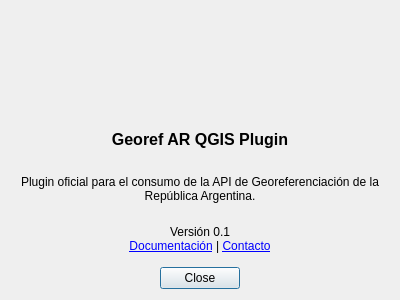
The window that ui/about_dialog.ui (datosgobar/georef-ar-qgis-plugin) describes before a commit, drawn with Qt 5.
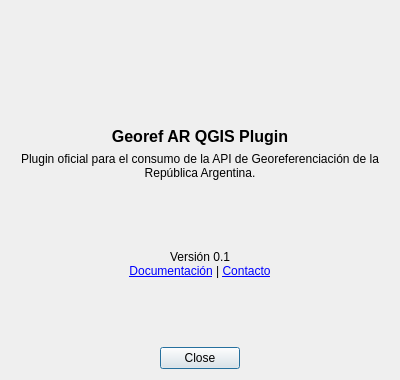
The same window after the commit. Icons and pictures are not drawn.

Commit message: Actualiza about

The edit to the form file:
```diff
--- a/ui/about_dialog.ui
+++ b/ui/about_dialog.ui
@@ -2,22 +2,71 @@
 <ui version="4.0">
  <class>AboutDialogBase</class>
  <widget class="QDialog" name="AboutDialogBase">
-  <property name="geometry"><rect><x>0</x><y>0</y><width>400</width><height>300</height></rect></property>
-  <property name="windowTitle"><string>Acerca de Georef AR</string></property>
+  <property name="geometry">
+   <rect>
+    <x>0</x>
+    <y>0</y>
+    <width>400</width>
+    <height>380</height>
+   </rect>
+  </property>
+  <property name="windowTitle">
+   <string>Acerca de Georef AR</string>
+  </property>
   <layout class="QVBoxLayout" name="verticalLayout">
-   <item align="center">
+   <item>
+    <spacer name="verticalSpacer_3">
+     <property name="orientation">
+      <enum>Qt::Vertical</enum>
+     </property>
+     <property name="sizeType">
+      <enum>QSizePolicy::Fixed</enum>
+     </property>
+     <property name="sizeHint" stdset="0">
+      <size>
+       <width>20</width>
+       <height>10</height>
+      </size>
+     </property>
+    </spacer>
+   </item>
+   <item>
     <widget class="QLabel" name="label_logo">
-     <property name="minimumSize"><size><width>100</width><height>100</height></size></property>
-     <property name="text"><string/></property>
-     <property name="pixmap"><pixmap resource="../resources.qrc">:/plugins/georef_ar_api/icon.png</pixmap></property>
-     <property name="scaledContents"><bool>true</bool></property>
+     <property name="minimumSize">
+      <size>
+       <width>100</width>
+       <height>100</height>
+      </size>
+     </property>
+     <property name="text">
+      <string/>
+     </property>
+     <property name="pixmap">
+      <pixmap resource="../resources.qrc">:/plugins/georef_ar_api/icon.png</pixmap>
+     </property>
+     <property name="scaledContents">
+      <bool>false</bool>
+     </property>
+     <property name="alignment">
+      <set>Qt::AlignCenter</set>
+     </property>
     </widget>
    </item>
    <item>
     <widget class="QLabel" name="label_title">
-     <property name="font"><font><pointsize>12</pointsize><weight>75</weight></font></property>
-     <property name="text"><string>Georef AR QGIS Plugin</string></property>
-     <property name="alignment"><set>Qt::AlignCenter</set></property>
+     <property name="font">
+      <font>
+       <pointsize>12</pointsize>
+       <weight>75</weight>
+       <bold>true</bold>
+      </font>
+     </property>
+     <property name="text">
+      <string>Georef AR QGIS Plugin</string>
+     </property>
+     <property name="alignment">
+      <set>Qt::AlignCenter</set>
+     </property>
     </widget>
    </item>
    <item>
@@ -27,12 +76,45 @@
      <property name="wordWrap"><bool>true</bool></property>
     </widget>
    </item>
+   <item>
+    <spacer name="verticalSpacer_2">
+     <property name="orientation">
+      <enum>Qt::Vertical</enum>
+     </property>
+     <property name="sizeHint" stdset="0">
+      <size>
+       <width>20</width>
+       <height>40</height>
+      </size>
+     </property>
+    </spacer>
+   </item>
    <item>
     <widget class="QLabel" name="label_links">
-     <property name="text"><string><![CDATA[<p align="center">Versión 0.1<br><a href="https://datosgobar.github.io/georef-ar-qgis-plugin/">Documentación</a> | <a href="mailto:datosargentina@sicyt.gob.ar">Contacto</a></p>]]></string></property>
-     <property name="openExternalLinks"><bool>true</bool></property>
+     <property name="text">
+      <string>&lt;p align=&quot;center&quot;&gt;Versión 0.1&lt;br&gt;&lt;a href=&quot;https://datosgobar.github.io/georef-ar-qgis-plugin/&quot;&gt;Documentación&lt;/a&gt; | &lt;a href=&quot;mailto:datosargentina@sicyt.gob.ar&quot;&gt;Contacto&lt;/a&gt;&lt;/p&gt;</string>
+     </property>
+     <property name="alignment">
+      <set>Qt::AlignCenter</set>
+     </property>
+     <property name="openExternalLinks">
+      <bool>true</bool>
+     </property>
     </widget>
    </item>
+   <item>
+    <spacer name="verticalSpacer">
+     <property name="orientation">
+      <enum>Qt::Vertical</enum>
+     </property>
+     <property name="sizeHint" stdset="0">
+      <size>
+       <width>20</width>
+       <height>40</height>
+      </size>
+     </property>
+    </spacer>
+   </item>
    <item>
     <widget class="QDialogButtonBox" name="buttonBox">
      <property name="standardButtons"><set>QDialogButtonBox::Close</set></property>
```
Left out of the diff: 38 changed lines with no effect on the pictures. The commit also changes 1 other file.
